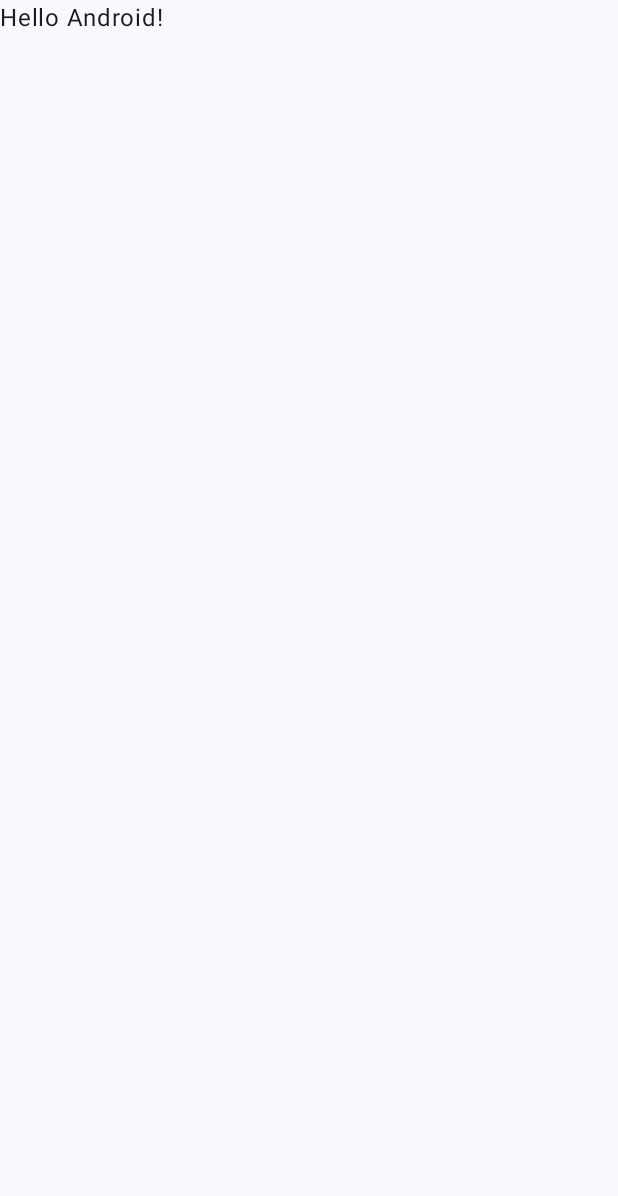
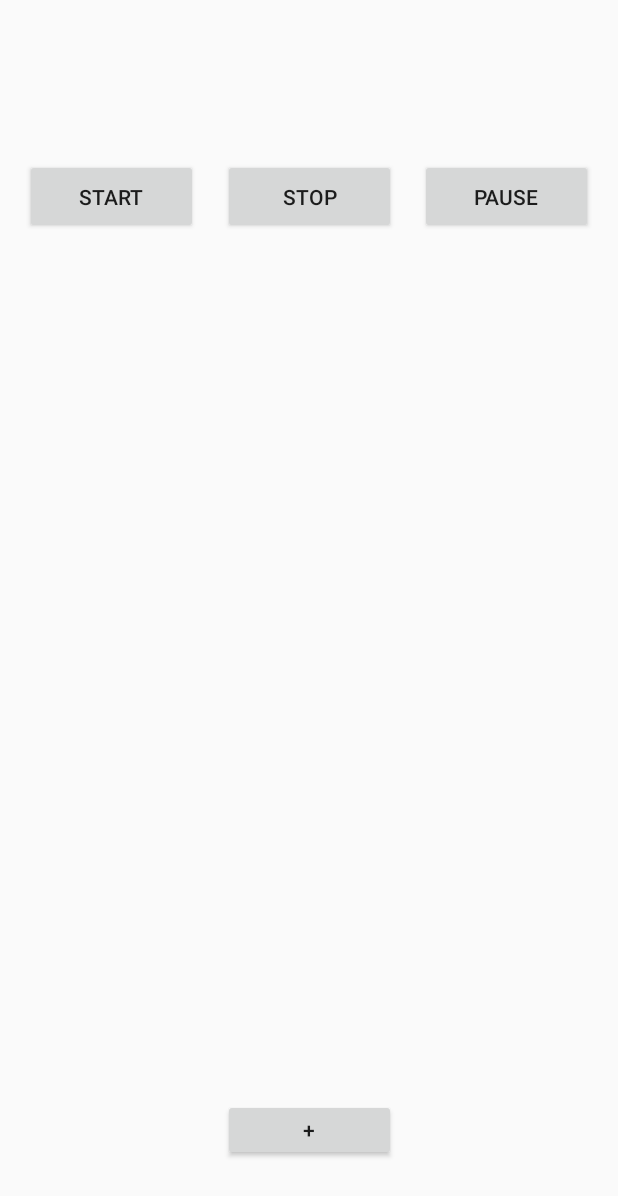
Before and after one commit to Vincmuk/MobilProgGruppe16, an Android app built with Jetpack Compose: the screen it shows after launch (MainActivity), on a phone screen of 412 x 824 dp. Before the commit the part shown is almost empty. Shown: the top 1196 px of the screen. Run offline under Robolectric (Android 15) with nearby library versions, the phone set to English and light mode, and no system bars; libraries missing offline, so code that uses them is left out: timerx.buildTimer; 3 statements that could not run were skipped.

Commit message:
Added Timer.

```diff
--- a/app/build.gradle.kts
+++ b/app/build.gradle.kts
@@ -51,6 +51,8 @@ android {
 
 dependencies {
 
+    implementation ("com.github.arsvechkarev:TimerX:3.1.0")
+
     implementation("androidx.core:core-ktx:1.8.0")
     implementation("androidx.lifecycle:lifecycle-runtime-ktx:2.6.2")
     implementation("androidx.activity:activity-compose:1.7.2")
@@ -59,6 +61,8 @@ dependencies {
     implementation("androidx.compose.ui:ui-graphics")
     implementation("androidx.compose.ui:ui-tooling-preview")
     implementation("androidx.compose.material3:material3")
+    implementation("androidx.appcompat:appcompat:1.6.1")
+    implementation("androidx.constraintlayout:constraintlayout:2.1.4")
     testImplementation("junit:junit:4.13.2")
     androidTestImplementation("androidx.test.ext:junit:1.1.5")
     androidTestImplementation("androidx.test.espresso:espresso-core:3.5.1")
--- a/app/src/main/java/com/example/pomodorotimer/MainActivity.kt
+++ b/app/src/main/java/com/example/pomodorotimer/MainActivity.kt
@@ -1,46 +1,56 @@
 package com.example.pomodorotimer
 
 import android.os.Bundle
-import androidx.activity.ComponentActivity
-import androidx.activity.compose.setContent
-import androidx.compose.foundation.layout.fillMaxSize
-import androidx.compose.material3.MaterialTheme
-import androidx.compose.material3.Surface
-import androidx.compose.material3.Text
-import androidx.compose.runtime.Composable
-import androidx.compose.ui.Modifier
-import androidx.compose.ui.tooling.preview.Preview
-import com.example.pomodorotimer.ui.theme.PomodoroTimerTheme
+import android.os.CountDownTimer
+import android.util.Log
+import android.widget.TextView
+import android.widget.Toast
+import androidx.appcompat.app.AppCompatActivity
+import timerx.Timer
+import timerx.buildTimer
+import java.util.concurrent.TimeUnit
 
-class MainActivity : ComponentActivity() {
+
+class MainActivity : AppCompatActivity() {
     override fun onCreate(savedInstanceState: Bundle?) {
         super.onCreate(savedInstanceState)
-        setContent {
-            PomodoroTimerTheme {
-                // A surface container using the 'background' color from the theme
-                Surface(
-                    modifier = Modifier.fillMaxSize(),
-                    color = MaterialTheme.colorScheme.background
-                ) {
-                    Greeting("Android")
-                }
+        setContentView(R.layout.activity_main)
+
+        val text_time = findViewById<TextView>(R.id.text_time)
+        val btn_start = findViewById<TextView>(R.id.btn_start)
+        val btn_stop = findViewById<TextView>(R.id.btn_stop)
+        val btn_pause = findViewById<TextView>(R.id.btn_pause)
+        val btn_addtask = findViewById<TextView>(R.id.btn_addtask)
+
+        var cTimer: CountDownTimer? = null
+        lateinit var timer: Timer
+
+        timer = buildTimer {
+            startFormat("MM:SS:L")
+            startTime(15, TimeUnit.MINUTES)
+            useExactDelay(true)
+            onTick { millis, formattedTime ->
+                text_time.text = formattedTime
+                Log.i("Timer", "Remainingtime = $millis")
+            }
+            onFinish {
+                showToast("Finished!")
             }
         }
+
+        text_time.text = timer.formattedStartTime
+
+        btn_start.setOnClickListener { timer.start() }
+        btn_stop.setOnClickListener {
+            timer.stop()
+            timer.setTime(15, TimeUnit.MINUTES)
+            text_time.text = timer.remainingFormattedTime
+        }
+        btn_pause.setOnClickListener { timer.stop() }
+
+    }
+
+    private fun showToast(text: String) {
+        Toast.makeText(this, text, Toast.LENGTH_SHORT).show()
     }
 }
-
-@Composable
-fun Greeting(name: String, modifier: Modifier = Modifier) {
-    Text(
-        text = "Hello $name!",
-        modifier = modifier
-    )
-}
-
-@Preview(showBackground = true)
-@Composable
-fun GreetingPreview() {
-    PomodoroTimerTheme {
-        Greeting("Android")
-    }
-}
--- /dev/null
+++ b/app/src/main/res/layout/activity_main.xml
@@ -0,0 +1,64 @@
+<?xml version="1.0" encoding="utf-8"?>
+<LinearLayout xmlns:android="http://schemas.android.com/apk/res/android"
+    xmlns:app="http://schemas.android.com/apk/res-auto"
+    xmlns:tools="http://schemas.android.com/tools"
+    android:layout_width="match_parent"
+    android:layout_height="match_parent"
+    android:orientation="vertical">
+
+    <androidx.constraintlayout.widget.ConstraintLayout
+        android:layout_width="match_parent"
+        android:layout_height="match_parent">
+
+        <Button
+            android:id="@+id/btn_start"
+            android:layout_width="115dp"
+            android:layout_height="50dp"
+            android:layout_marginTop="25dp"
+            android:text="Start"
+            app:layout_constraintEnd_toStartOf="@+id/btn_stop"
+            app:layout_constraintStart_toStartOf="parent"
+            app:layout_constraintTop_toBottomOf="@+id/text_time" />
+
+        <Button
+            android:id="@+id/btn_stop"
+            android:layout_width="115dp"
+            android:layout_height="50dp"
+            android:layout_marginTop="25dp"
+            android:text="Stop"
+            app:layout_constraintEnd_toStartOf="@+id/btn_pause"
+            app:layout_constraintStart_toEndOf="@+id/btn_start"
+            app:layout_constraintTop_toBottomOf="@+id/text_time" />
+
+        <Button
+            android:id="@+id/btn_pause"
+            android:layout_width="115dp"
+            android:layout_height="50dp"
+            android:layout_marginTop="25dp"
+            android:text="Pause"
+            app:layout_constraintEnd_toEndOf="parent"
+            app:layout_constraintStart_toEndOf="@+id/btn_stop"
+            app:layout_constraintTop_toBottomOf="@+id/text_time" />
+
+        <Button
+            android:id="@+id/btn_addtask"
+            android:layout_width="115dp"
+            android:layout_height="41dp"
+            android:layout_marginBottom="50dp"
+            android:text="+"
+            app:layout_constraintBottom_toBottomOf="parent"
+            app:layout_constraintEnd_toEndOf="parent"
+            app:layout_constraintStart_toStartOf="parent" />
+
+        <TextView
+            android:id="@+id/text_time"
+            android:layout_width="wrap_content"
+            android:layout_height="wrap_content"
+            android:textSize="60sp"
+            app:layout_constraintEnd_toEndOf="parent"
+            app:layout_constraintStart_toStartOf="parent"
+            app:layout_constraintTop_toTopOf="parent" />
+
+    </androidx.constraintlayout.widget.ConstraintLayout>
+
+</LinearLayout>
--- a/app/src/main/res/values/themes.xml
+++ b/app/src/main/res/values/themes.xml
@@ -1,5 +1,8 @@
 <?xml version="1.0" encoding="utf-8"?>
 <resources>
 
-    <style name="Theme.PomodoroTimer" parent="android:Theme.Material.Light.NoActionBar" />
+    <style name="Theme.PomodoroTimer" parent="Theme.AppCompat.Light.NoActionBar">
+        <!-- Customize theme attributes as needed -->
+    </style>
+
 </resources>
--- a/settings.gradle.kts
+++ b/settings.gradle.kts
@@ -10,6 +10,7 @@ dependencyResolutionManagement {
     repositories {
         google()
         mavenCentral()
+        maven { url = uri( "https://jitpack.io") }
     }
 }
 
```
